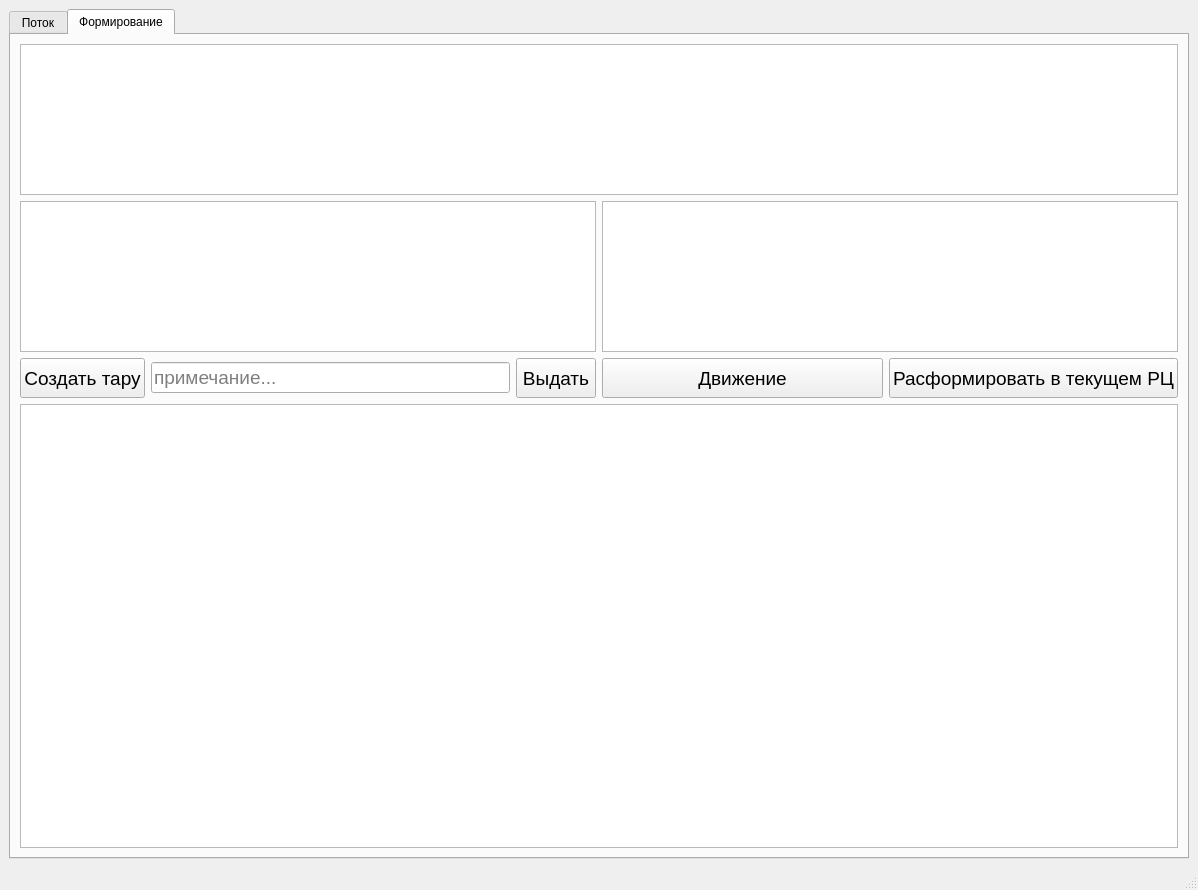
First picture: the form in mydesign.ui, repository Nokturnalmor/Komplekt, before the edit.
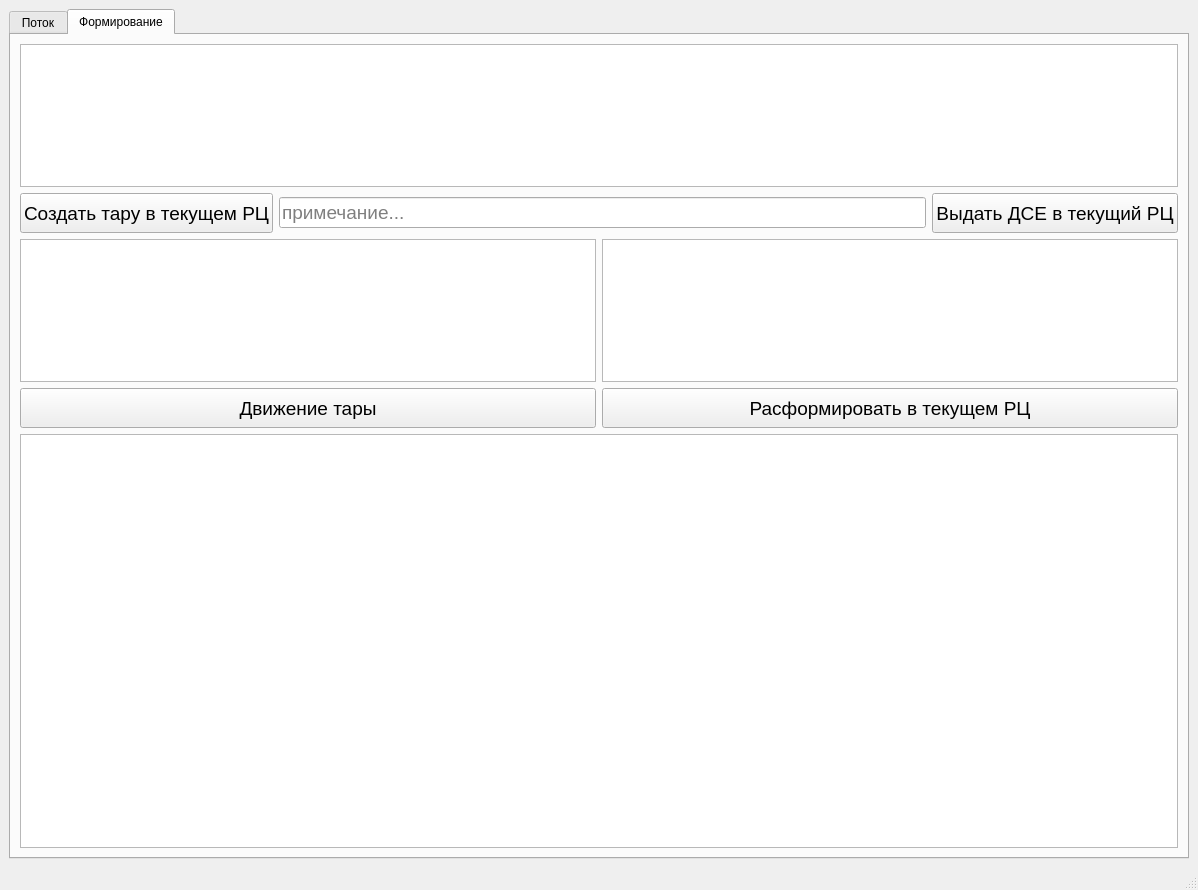
Second picture: the form after the edit. The open tabs and pages were chosen to show the change.

Commit message: добавлено заполнение детлаей через клавиатуру ограничения на движение тары откорректрован расчет выданных деталей исправлена ошибка расчетка количества детлаей по рц добавлено корректное отображение ширины столбов с рц добавлена подсветка деталей, доступных под компектацию поправлен интерфейс

The edit to the form file:
```diff
--- a/mydesign.ui
+++ b/mydesign.ui
@@ -34,7 +34,7 @@
        <attribute name="title">
         <string>Формирование</string>
        </attribute>
-       <layout class="QVBoxLayout" name="verticalLayout_4">
+       <layout class="QVBoxLayout" name="verticalLayout_2">
         <item>
          <widget class="QTableWidget" name="table_potok">
           <property name="styleSheet">
@@ -44,20 +44,6 @@
          </widget>
         </item>
         <item>
-         <layout class="QHBoxLayout" name="horizontalLayout_3">
-          <item>
-           <layout class="QVBoxLayout" name="verticalLayout_3">
-            <item>
-             <widget class="QTableWidget" name="table_bd_tara">
-              <property name="maximumSize">
-               <size>
-                <width>16777215</width>
-                <height>16777215</height>
-               </size>
-              </property>
-             </widget>
-            </item>
-            <item>
              <layout class="QHBoxLayout" name="horizontalLayout">
               <item>
                <widget class="QPushButton" name="push_create_tar">
@@ -73,7 +59,7 @@
                  </font>
                 </property>
                 <property name="text">
-                 <string>Создать тару</string>
+             <string>Создать тару в текущем РЦ</string>
                 </property>
                </widget>
               </item>
@@ -109,19 +95,29 @@
                  </font>
                 </property>
                 <property name="text">
-                 <string>Выдать</string>
+             <string>Выдать ДСЕ в текущий РЦ</string>
                 </property>
                </widget>
               </item>
              </layout>
             </item>
-           </layout>
-          </item>
           <item>
-           <layout class="QVBoxLayout" name="verticalLayout_2">
+         <layout class="QHBoxLayout" name="horizontalLayout_3">
+          <item>
+           <widget class="QTableWidget" name="table_bd_tara">
+            <property name="maximumSize">
+             <size>
+              <width>16777215</width>
+              <height>16777215</height>
+             </size>
+            </property>
+           </widget>
+          </item>
             <item>
              <widget class="QTableWidget" name="table_bd_rab_c_potok"/>
             </item>
+         </layout>
+        </item>
             <item>
              <layout class="QHBoxLayout" name="horizontalLayout_2">
               <item>
@@ -138,7 +134,7 @@
                  </font>
                 </property>
                 <property name="text">
-                 <string>Движение</string>
+             <string>Движение тары</string>
                 </property>
                </widget>
               </item>
@@ -162,16 +158,12 @@
               </item>
              </layout>
             </item>
-           </layout>
-          </item>
-         </layout>
-        </item>
         <item>
          <widget class="QTableWidget" name="table_sod_mk">
           <property name="minimumSize">
            <size>
             <width>0</width>
-            <height>444</height>
+            <height>414</height>
            </size>
           </property>
           <property name="sortingEnabled">
```
Left out of the diff: 2 changed lines with no effect on the pictures. Lines whose indentation alone changed are shown as unchanged. The commit also changes 4 other files.
